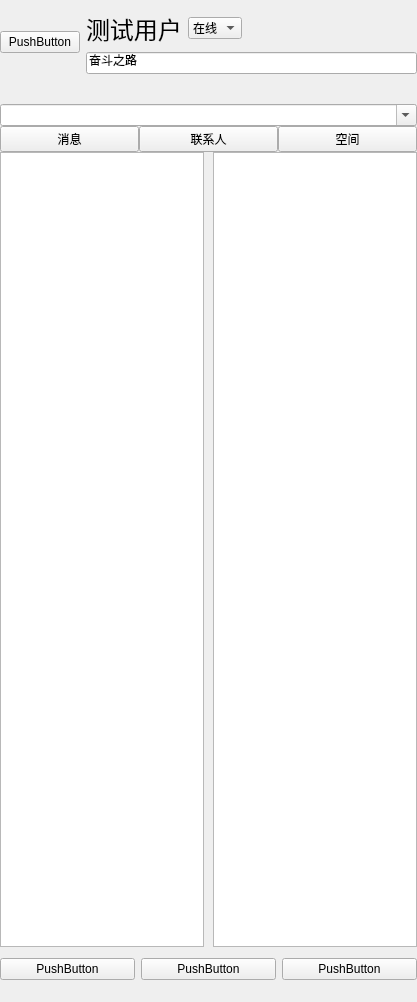
The window that FriendListPlugin/FriendList.ui (Ying-hw/QQPlugin) describes before a commit, drawn with Qt 5.
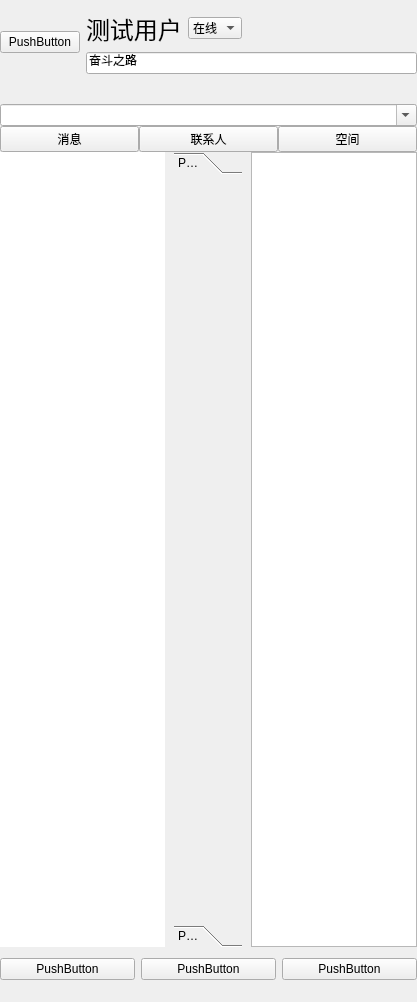
The same window after the commit.

```diff
--- a/FriendListPlugin/FriendList.ui
+++ b/FriendListPlugin/FriendList.ui
@@ -55,10 +55,60 @@
         <number>9</number>
        </property>
        <item>
-        <widget class="QTreeView" name="treeV_Friend"/>
+        <widget class="QListWidget" name="listV_Message">
+         <property name="frameShape">
+          <enum>QFrame::NoFrame</enum>
+         </property>
+         <property name="frameShadow">
+          <enum>QFrame::Raised</enum>
+         </property>
+         <property name="lineWidth">
+          <number>1</number>
+         </property>
+         <property name="midLineWidth">
+          <number>0</number>
+         </property>
+        </widget>
        </item>
        <item>
-        <widget class="QListView" name="listV_Message"/>
+        <widget class="QToolBox" name="Friend_List">
+         <property name="currentIndex">
+          <number>0</number>
+         </property>
+         <widget class="QWidget" name="page">
+          <property name="geometry">
+           <rect>
+            <x>0</x>
+            <y>0</y>
+            <width>52</width>
+            <height>805</height>
+           </rect>
+          </property>
+          <attribute name="label">
+           <string>Page 1</string>
+          </attribute>
+         </widget>
+         <widget class="QWidget" name="page_2">
+          <property name="geometry">
+           <rect>
+            <x>0</x>
+            <y>0</y>
+            <width>52</width>
+            <height>805</height>
+           </rect>
+          </property>
+          <attribute name="label">
+           <string>Page 2</string>
+          </attribute>
+         </widget>
+        </widget>
+       </item>
+       <item>
+        <widget class="QListWidget" name="list_Space">
+         <property name="frameShadow">
+          <enum>QFrame::Raised</enum>
+         </property>
+        </widget>
        </item>
       </layout>
      </item>
```
